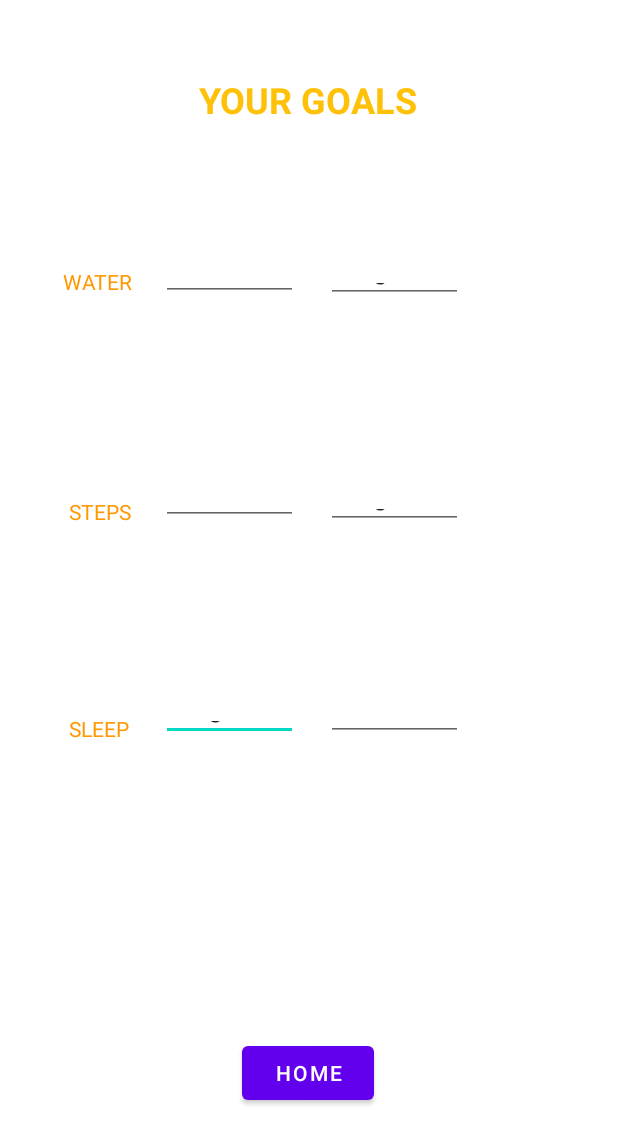
After one commit to matnafu2/In-My-Garden, an Android app: the layout activity_goals.xml on its own in the app's theme, with its tools: preview values and no code run, on a phone screen of 412 x 824 dp. The commit adds this screen. Shown: the top 1144 px of the screen. Run offline under Robolectric (Android 15) with nearby library versions, the phone set to English and light mode, and no system bars.

Commit message:
added basic goal screen layout

```diff
--- /dev/null
+++ b/app/src/main/java/com/example/inmygarden/GoalsActivity.kt
@@ -0,0 +1,9 @@
+package com.example.inmygarden
+
+import androidx.appcompat.app.AppCompatActivity
+
+class GoalsActivity : AppCompatActivity() {
+
+
+
+}
--- a/app/src/main/java/com/example/inmygarden/MainActivity.kt
+++ b/app/src/main/java/com/example/inmygarden/MainActivity.kt
@@ -7,5 +7,7 @@ class MainActivity : AppCompatActivity() {
     override fun onCreate(savedInstanceState: Bundle?) {
         super.onCreate(savedInstanceState)
         setContentView(R.layout.activity_main)
+
+        //this is a test
     }
 }
--- /dev/null
+++ b/app/src/main/res/layout/activity_goals.xml
@@ -0,0 +1,161 @@
+<?xml version="1.0" encoding="utf-8"?>
+<androidx.constraintlayout.widget.ConstraintLayout xmlns:android="http://schemas.android.com/apk/res/android"
+    xmlns:app="http://schemas.android.com/apk/res-auto"
+    xmlns:tools="http://schemas.android.com/tools"
+    android:id="@+id/Steps"
+    android:layout_width="match_parent"
+    android:layout_height="match_parent"
+    android:visibility="visible"
+    tools:context=".MainActivity">
+
+
+    <EditText
+        android:id="@+id/editTextTextPersonName8"
+        android:layout_width="91dp"
+        android:layout_height="23dp"
+        android:ems="10"
+        android:inputType="textPersonName"
+        android:text="@string/progress_string"
+        app:layout_constraintBottom_toBottomOf="parent"
+        app:layout_constraintEnd_toEndOf="parent"
+        app:layout_constraintHorizontal_bias="0.334"
+        app:layout_constraintStart_toStartOf="parent"
+        app:layout_constraintTop_toTopOf="parent"
+        app:layout_constraintVertical_bias="0.588" />
+
+    <EditText
+        android:id="@+id/editTextTextPersonName9"
+        android:layout_width="91dp"
+        android:layout_height="23dp"
+        android:ems="10"
+        android:inputType="textPersonName"
+        android:text="@string/goal_string"
+        app:layout_constraintBottom_toBottomOf="parent"
+        app:layout_constraintEnd_toEndOf="parent"
+        app:layout_constraintHorizontal_bias="0.678"
+        app:layout_constraintStart_toStartOf="parent"
+        app:layout_constraintTop_toTopOf="parent"
+        app:layout_constraintVertical_bias="0.588" />
+
+    <EditText
+        android:id="@+id/editTextTextPersonName7"
+        android:layout_width="91dp"
+        android:layout_height="23dp"
+        android:ems="10"
+        android:inputType="textPersonName"
+        android:text="@string/progress_string"
+        app:layout_constraintBottom_toBottomOf="parent"
+        app:layout_constraintEnd_toEndOf="parent"
+        app:layout_constraintHorizontal_bias="0.678"
+        app:layout_constraintStart_toStartOf="parent"
+        app:layout_constraintTop_toTopOf="parent"
+        app:layout_constraintVertical_bias="0.411" />
+
+    <EditText
+        android:id="@+id/editTextTextPersonName6"
+        android:layout_width="91dp"
+        android:layout_height="23dp"
+        android:ems="10"
+        android:inputType="textPersonName"
+        android:text="@string/goal_string"
+        app:layout_constraintBottom_toTopOf="@+id/editTextTextPersonName8"
+        app:layout_constraintEnd_toEndOf="parent"
+        app:layout_constraintHorizontal_bias="0.334"
+        app:layout_constraintStart_toStartOf="parent"
+        app:layout_constraintTop_toBottomOf="@+id/goals"
+        app:layout_constraintVertical_bias="0.669" />
+
+    <EditText
+        android:id="@+id/editTextTextPersonName5"
+        android:layout_width="91dp"
+        android:layout_height="23dp"
+        android:ems="10"
+        android:inputType="textPersonName"
+        android:text="@string/progress_string"
+        app:layout_constraintBottom_toTopOf="@+id/editTextTextPersonName7"
+        app:layout_constraintEnd_toEndOf="parent"
+        app:layout_constraintHorizontal_bias="0.55"
+        app:layout_constraintStart_toEndOf="@+id/water"
+        app:layout_constraintTop_toBottomOf="@+id/goals"
+        app:layout_constraintVertical_bias="0.43" />
+
+    <TextView
+        android:id="@+id/goals"
+        android:layout_width="wrap_content"
+        android:layout_height="wrap_content"
+        android:layout_margin="50dp"
+        android:layout_marginTop="16dp"
+        android:text="@string/goals_top_string"
+        android:textAppearance="@style/TextAppearance.AppCompat.Headline"
+        android:textColor="#FFC107"
+        android:textStyle="bold"
+        app:layout_constraintEnd_toEndOf="parent"
+        app:layout_constraintHorizontal_bias="0.498"
+        app:layout_constraintStart_toStartOf="parent"
+        app:layout_constraintTop_toTopOf="parent" />
+
+    <TextView
+        android:id="@+id/water"
+        android:layout_width="49dp"
+        android:layout_height="25dp"
+        android:text="@string/water_string"
+        android:textColor="#FF9800"
+        app:layout_constraintBottom_toTopOf="@+id/steps"
+        app:layout_constraintEnd_toStartOf="@+id/goals"
+        app:layout_constraintStart_toStartOf="parent"
+        app:layout_constraintTop_toTopOf="@+id/goals" />
+
+    <TextView
+        android:id="@+id/steps"
+        android:layout_width="wrap_content"
+        android:layout_height="wrap_content"
+        android:text="@string/steps_string"
+        android:textColor="#FF9800"
+        app:layout_constraintBottom_toTopOf="@+id/sleep"
+        app:layout_constraintEnd_toStartOf="@+id/goals"
+        app:layout_constraintStart_toStartOf="parent"
+        app:layout_constraintTop_toBottomOf="@+id/goals"
+        app:layout_constraintVertical_bias="0.665" />
+
+    <TextView
+        android:id="@+id/sleep"
+        android:layout_width="wrap_content"
+        android:layout_height="wrap_content"
+        android:text="@string/sleep_string"
+        android:textColor="#FF9800"
+        app:layout_constraintBottom_toTopOf="@+id/button"
+        app:layout_constraintEnd_toEndOf="@+id/steps"
+        app:layout_constraintHorizontal_bias="0.116"
+        app:layout_constraintStart_toStartOf="@+id/steps"
+        app:layout_constraintTop_toBottomOf="@+id/goals"
+        app:layout_constraintVertical_bias="0.667" />
+
+    <Button
+        android:id="@+id/button"
+        android:layout_width="wrap_content"
+        android:layout_height="wrap_content"
+        android:text="@string/home_string"
+        app:layout_constraintBottom_toBottomOf="parent"
+        app:layout_constraintEnd_toEndOf="parent"
+        app:layout_constraintHorizontal_bias="0.498"
+        app:layout_constraintStart_toStartOf="parent"
+        app:layout_constraintTop_toBottomOf="@+id/goals"
+        app:layout_constraintVertical_bias="0.878" />
+
+    <EditText
+        android:id="@+id/editTextTextPersonName4"
+        android:layout_width="91dp"
+        android:layout_height="23dp"
+        android:ems="10"
+        android:hint="@string/progress_string"
+        android:inputType="textPersonName"
+        android:text="@string/goal_string"
+        app:layout_constraintBottom_toTopOf="@+id/editTextTextPersonName6"
+        app:layout_constraintEnd_toStartOf="@+id/editTextTextPersonName5"
+        app:layout_constraintHorizontal_bias="0.457"
+        app:layout_constraintStart_toEndOf="@+id/water"
+        app:layout_constraintTop_toBottomOf="@+id/goals"
+        app:layout_constraintVertical_bias="0.43" />
+
+
+</androidx.constraintlayout.widget.ConstraintLayout>
--- a/app/src/main/res/values/strings.xml
+++ b/app/src/main/res/values/strings.xml
@@ -1,3 +1,11 @@
 <resources>
     <string name="app_name">In My Garden</string>
+    <string name="goals_top_string">YOUR GOALS</string>
+    <string name="steps_string">STEPS</string>
+    <string name="water_string">WATER</string>
+    <string name="sleep_string">SLEEP</string>
+    <string name="home_string">HOME</string>
+    <string name="progress_string">Progress</string>
+    <string name="goal_string">Goal</string>
+
 </resources>
```
